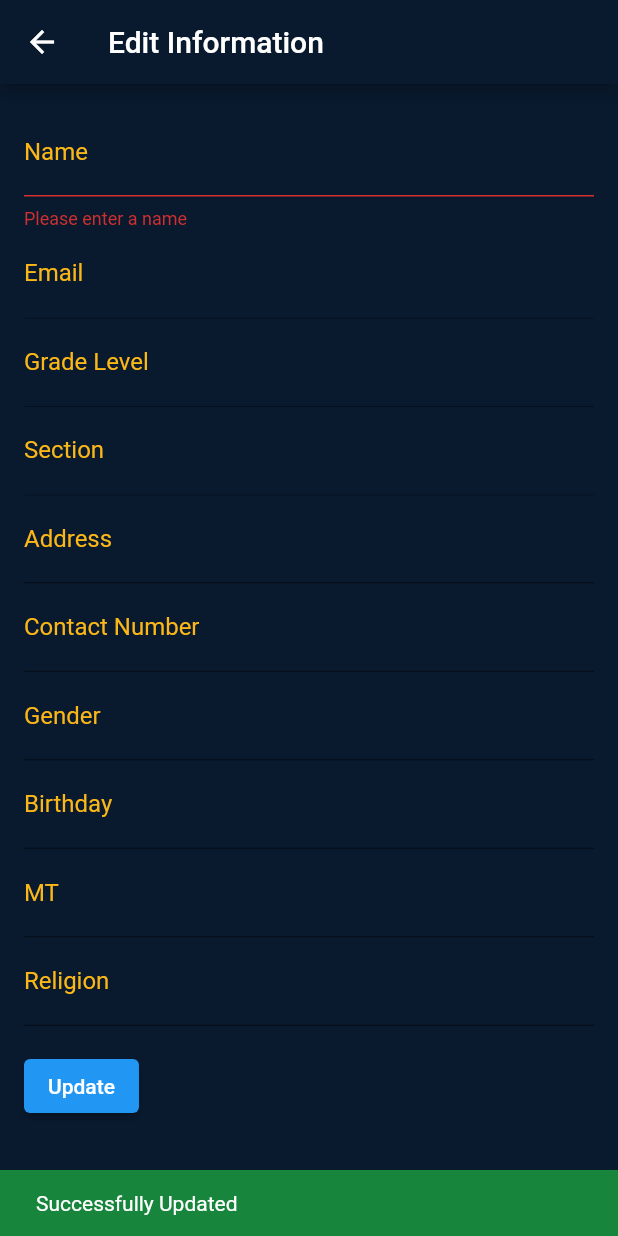
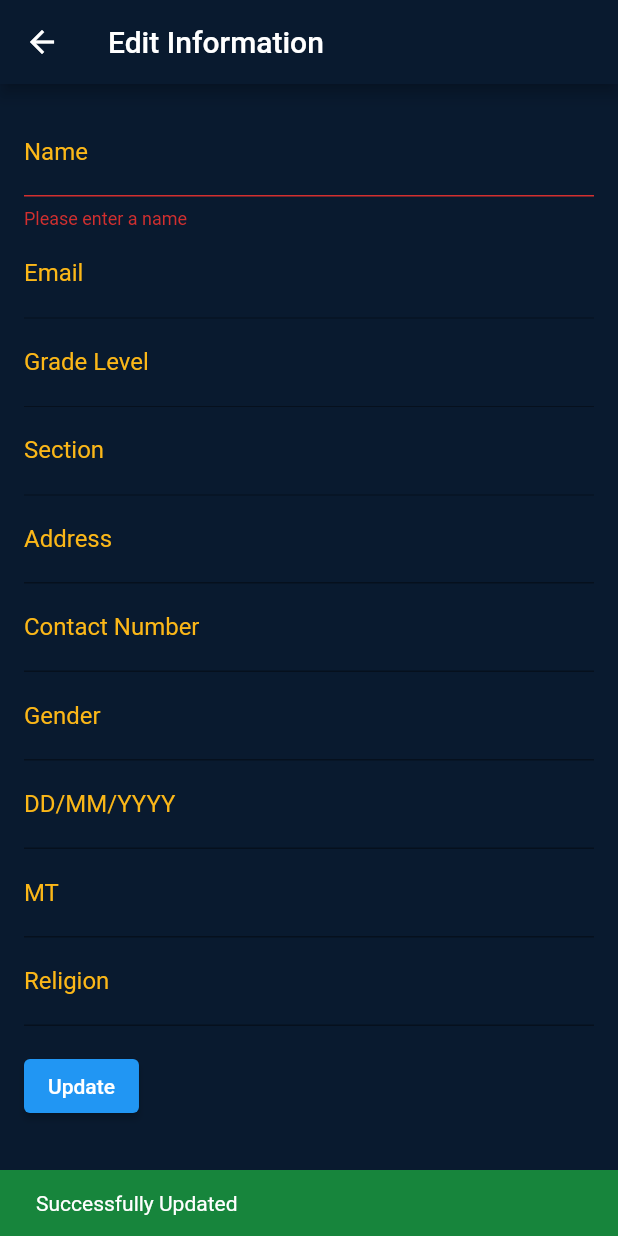
Before and after one commit to christiannjhay-stu/sia2-teacher, a Flutter app: the EditTeacherScreen screen opened directly with empty values, after a tap on "Update", on a phone screen of 412 x 824 dp. Run offline on Flutter 3.47's test engine with Material 2 defaults, Android fonts, the phone set to English and light mode, and no system bars; our stand-ins replace cloud_firestore, firebase_auth, firebase_core, flutter_svg, fluttertoast; missing offline and left inert: dart:html; accounts and stored records are empty.

Commit message:
updated birthday editing

```diff
--- a/lib/information.dart
+++ b/lib/information.dart
@@ -5,6 +5,7 @@ import 'package:firebase_auth/firebase_auth.dart';
 import 'package:flutter/material.dart';
 import 'package:provider/provider.dart';
 import 'package:read_data/user_provider.dart';
+import 'package:intl/intl.dart';
 
 class Information extends StatefulWidget {
 
@@ -135,6 +136,7 @@ class _InformationState extends State<Information> {
 
 
 class EditTeacherScreen extends StatefulWidget {
+  final TextEditingController _controller = TextEditingController();
   final String documentId;
 
   EditTeacherScreen({Key? key, required this.documentId}) : super(key: key);
@@ -144,6 +146,10 @@ class EditTeacherScreen extends StatefulWidget {
 }
 
 class _EditTeacherScreenState extends State<EditTeacherScreen> {
+
+   DateTime? _selectedDate;
+
+
   final _formKey = GlobalKey<FormState>();
 
   final _nameController = TextEditingController();
@@ -152,7 +158,7 @@ class _EditTeacherScreenState extends State<EditTeacherScreen> {
    final _addressController = TextEditingController();
   final _contactController = TextEditingController();
    final _genderController = TextEditingController();
-     final _birthdayController = TextEditingController();
+  final _BirthdayController = TextEditingController();
         final _GradeController = TextEditingController();
         final _MTController = TextEditingController();
         final _ReligionController = TextEditingController();
@@ -193,7 +199,7 @@ class _EditTeacherScreenState extends State<EditTeacherScreen> {
         _addressController.text = data['address'];
         _contactController.text = data['contact'];
         _genderController.text = data['gender'];
-        _birthdayController.text = data['birthday'];
+        _BirthdayController.text = data['birthday'];
         _MTController.text = data['MT'];
         _ReligionController.text = data['religion'];
 
@@ -213,6 +219,34 @@ class _EditTeacherScreenState extends State<EditTeacherScreen> {
     });
   }
 
+  Future<void> _selectDate(BuildContext context) async {
+  final DateTime? picked = await showDatePicker(
+    context: context,
+    initialDate: DateTime.now(),
+    firstDate: DateTime(1900),
+    lastDate: DateTime.now(),
+  );
+
+  if (picked != null && picked != _selectedDate) {
+    setState(() {
+      _selectedDate = picked;
+      DateTime truncatedDate = DateTime(
+        picked.year,
+        picked.month,
+        picked.day,
+        0,
+        0,
+        0,
+        0,
+        0,
+      );
+      String formattedDateString =
+          DateFormat('dd/MM/yyyy').format(truncatedDate);
+      _BirthdayController.text = formattedDateString;
+    });
+  }
+}
+
   Future<void> _updateTeacher() async {
     if (_formKey.currentState!.validate()) {
       try {
@@ -220,9 +254,10 @@ class _EditTeacherScreenState extends State<EditTeacherScreen> {
         String newAddress = _addressController.text;
         String newContact = _contactController.text;
         String newGender = _genderController.text;
-        String newBirthday = _birthdayController.text;
+
         String newMT = _MTController.text;
         String newReligion = _ReligionController.text;
+        String newBirthday = _BirthdayController.text;
 
 
         // Only update the fields that have changed
@@ -370,20 +405,22 @@ class _EditTeacherScreenState extends State<EditTeacherScreen> {
                 ),
 
               ),
-                TextFormField(
 
-                style: TextStyle(
-                  color: Colors.white
-                ),
-                controller: _birthdayController,
-                decoration: InputDecoration(
+               TextFormField(
+                    style: TextStyle(
+                      color: Colors.white
+                    ),
+                  controller: _BirthdayController,
+                  decoration: InputDecoration(
                   labelStyle: TextStyle(
                     color: Color.fromARGB(255, 251, 183, 24)
                   ),
-                  labelText: 'Birthday',
+                  labelText: 'DD/MM/YYYY',
                 ),
-
-              ),
+                  readOnly: true,
+                  onTap: () => _selectDate(context),
+                  keyboardType: TextInputType.datetime,
+                ),
                 TextFormField(
 
                 style: TextStyle(
```
